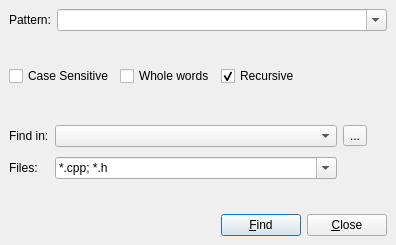
google-code-export/qdevelop, file ui/findfiles.ui: the form before one commit.
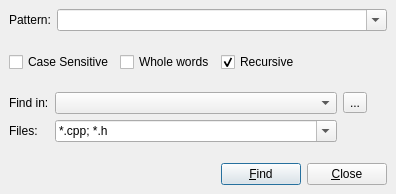
The form after the commit.

Patch:
```diff
--- a/ui/findfiles.ui
+++ b/ui/findfiles.ui
@@ -9,7 +9,7 @@
     <x>0</x>
     <y>0</y>
     <width>396</width>
-    <height>245</height>
+    <height>194</height>
    </rect>
   </property>
   <property name="windowTitle" >
```
Left out of the diff: 4 changed lines with no effect on the pictures.
